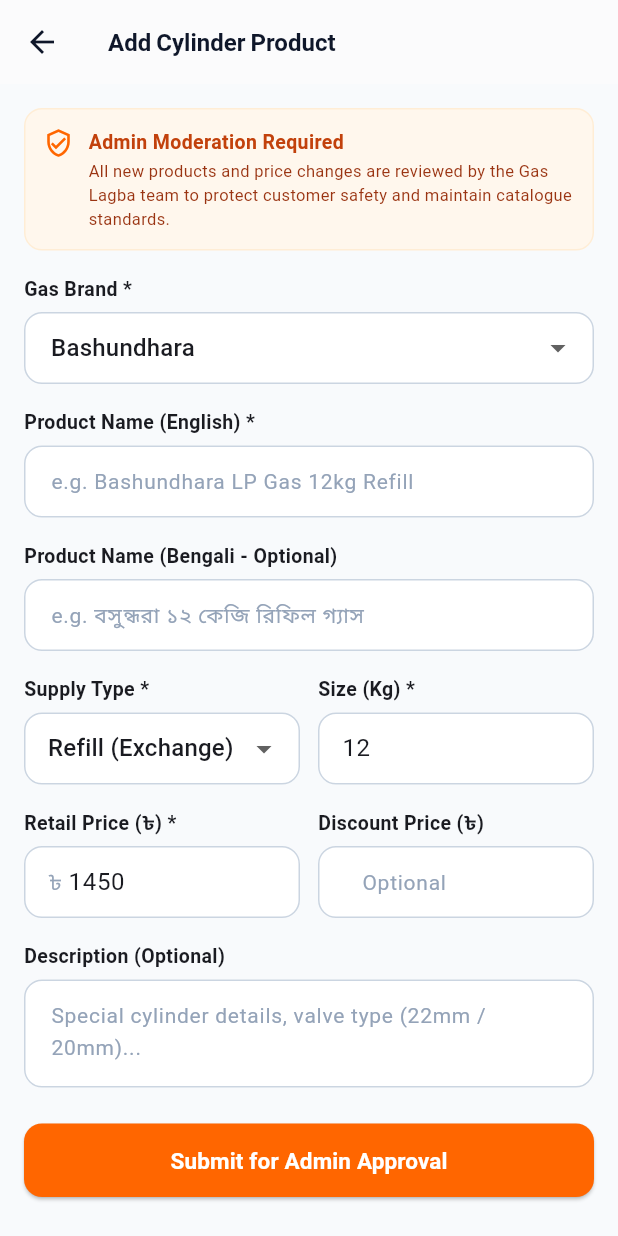
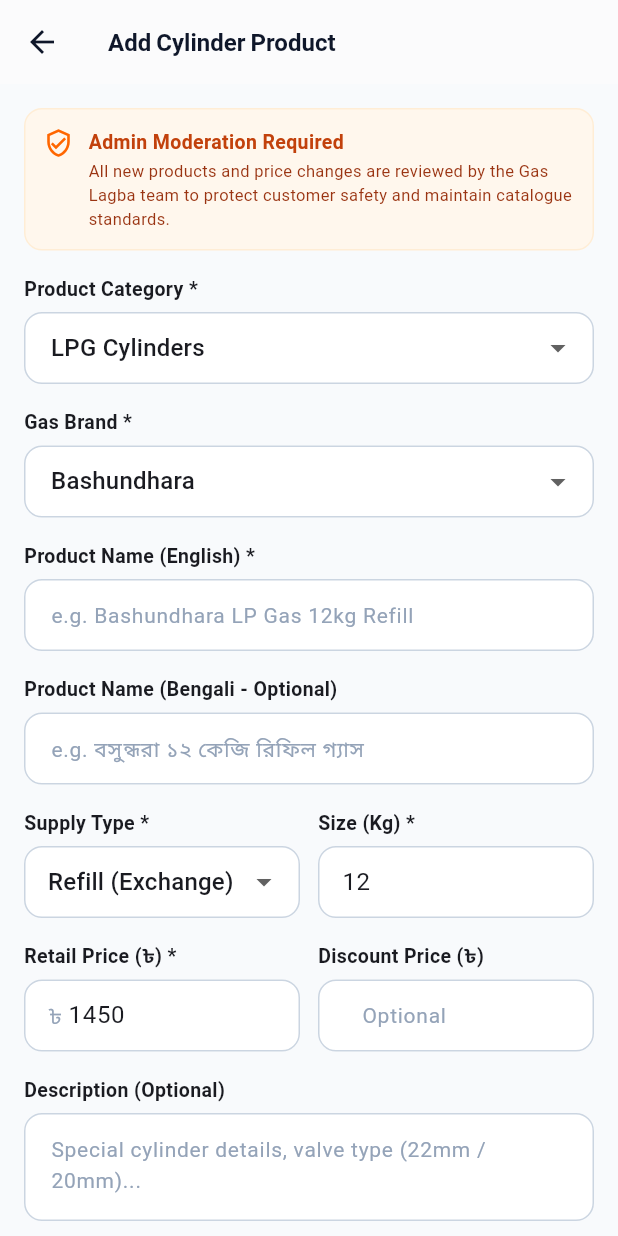
Before and after one commit to mahbubtechsavvy/gas_Vendor_App, a Flutter app: the ProductsScreen screen opened by its route, after a tap on "Add Cylinder Product", on a phone screen of 412 x 824 dp. Run offline on Flutter 3.47's test engine with Material 3 defaults, Android fonts, the phone set to English and light mode, and no system bars; our stand-ins replace cached_network_image, carousel_slider, dio, fl_chart, flutter_animate, flutter_svg and 5 more; accounts and stored records are empty; network calls fail.

Commit message:
fix(vendorapp): fallback categories and pull to refresh in products catalogue

```diff
--- a/lib/providers/product_provider.dart
+++ b/lib/providers/product_provider.dart
@@ -83,8 +83,16 @@
       } else if (res is Map<String, dynamic> && res['items'] is List) {
         _categories = (res['items'] as List).map((c) => ProductCategory.fromJson(c as Map<String, dynamic>)).toList();
       }
-      notifyListeners();
     } catch (_) {}
+    if (_categories.isEmpty) {
+      _categories = [
+        ProductCategory(id: 'cat_lpg_cylinders', name: 'LPG Cylinders', nameBn: 'এলপিজি সিলিন্ডার'),
+        ProductCategory(id: 'cat_regulators', name: 'Regulators & Safety', nameBn: 'রেগুলেটর ও নিরাপত্তা'),
+        ProductCategory(id: 'cat_accessories', name: 'Pipes & Accessories', nameBn: 'পাইপ ও এক্সেসরিজ'),
+        ProductCategory(id: 'cat_stoves', name: 'Gas Stoves & Burners', nameBn: 'গ্যাস চুলা'),
+      ];
+    }
+    notifyListeners();
   }
 
   // Create Product via NestJS API
--- a/lib/screens/products/products_screen.dart
+++ b/lib/screens/products/products_screen.dart
@@ -324,9 +324,11 @@
   }
 
   Widget _buildEmptyState() {
-    return Center(
-      child: Column(
-        mainAxisAlignment: MainAxisAlignment.center,
+    return RefreshIndicator(
+      onRefresh: _loadProducts,
+      child: ListView(
+        physics: const AlwaysScrollableScrollPhysics(),
+        padding: const EdgeInsets.symmetric(horizontal: 32, vertical: 64),
         children: [
           const Icon(
             Icons.inventory_2_outlined,
@@ -334,17 +336,23 @@
             color: Color(0xFF94A3B8),
           ),
           const SizedBox(height: 16),
-          const Text(
+          const Center(
+            child: Text(
               'No products in this list',
               style: TextStyle(fontSize: 16, fontWeight: FontWeight.bold, color: Color(0xFF334155)),
             ),
+          ),
           const SizedBox(height: 6),
-          const Text(
-            'Tap below to add your first cylinder product.',
+          const Center(
+            child: Text(
+              'Tap below to add your first cylinder product or pull down to refresh.',
+              textAlign: TextAlign.center,
               style: TextStyle(fontSize: 13, color: Color(0xFF64748B)),
             ),
+          ),
           const SizedBox(height: 20),
-          ElevatedButton.icon(
+          Center(
+            child: ElevatedButton.icon(
               onPressed: _navigateToAddProduct,
               icon: const Icon(Icons.add),
               label: const Text('Add Cylinder Product'),
@@ -353,6 +361,7 @@
                 foregroundColor: Colors.white,
                 padding: const EdgeInsets.symmetric(horizontal: 20, vertical: 12),
                 shape: RoundedRectangleBorder(borderRadius: BorderRadius.circular(12)),
+              ),
             ),
           ),
         ],
```
Lines whose indentation alone changed are shown as unchanged.
